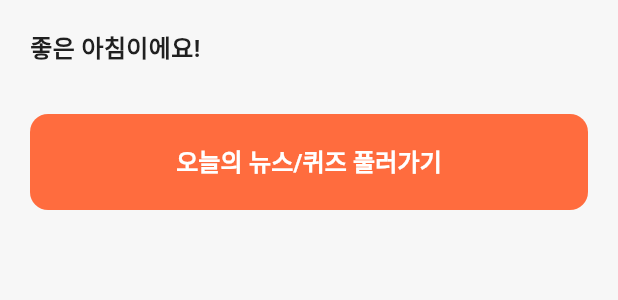
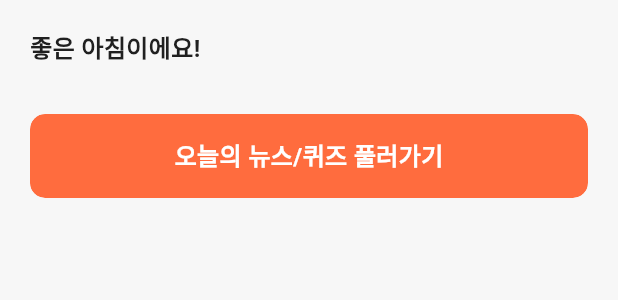
Before and after one commit to hajithon/team1-mobile, a Flutter app: the NewsCard widget shown alone on an empty page, opened directly, on a phone screen of 412 x 824 dp. Shown: the top 300 px of the screen. Run offline on Flutter 3.47's test engine with Material 3 defaults, Android fonts, the phone set to English and light mode, and no system bars; our stand-ins replace dio, flutter_secure_storage, flutter_speed_dial, flutter_svg, get, hive and 2 more; accounts and stored records are empty.

Commit message:
enhance homepage ui

```diff
--- a/lib/component/home/news_card.dart
+++ b/lib/component/home/news_card.dart
@@ -46,10 +46,11 @@ class NewsCard extends StatelessWidget {
                 .toList(),
           ),
           const SizedBox(height: 20.0),
-          CustomElevatedButton(
-            text: '오늘의 뉴스/퀴즈 풀러가기',
-            onPressed: () {},
-            fontSize: 16.0,
+          const CustomButton(
+            child: const Text(
+              '오늘의 뉴스/퀴즈 풀러가기',
+              style: TextStyle(fontSize: 16),
+            ),
           ),
         ],
       ),
```
